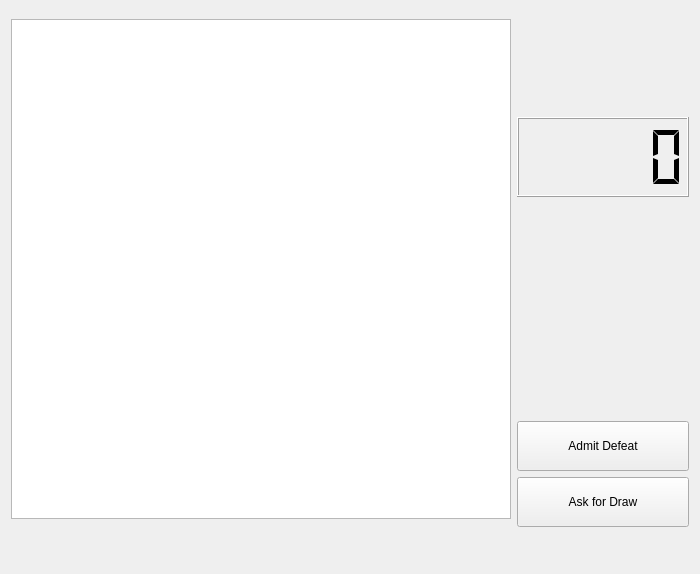
Ramph123/Chess-Game, file mainwindow.ui: the form before one commit.
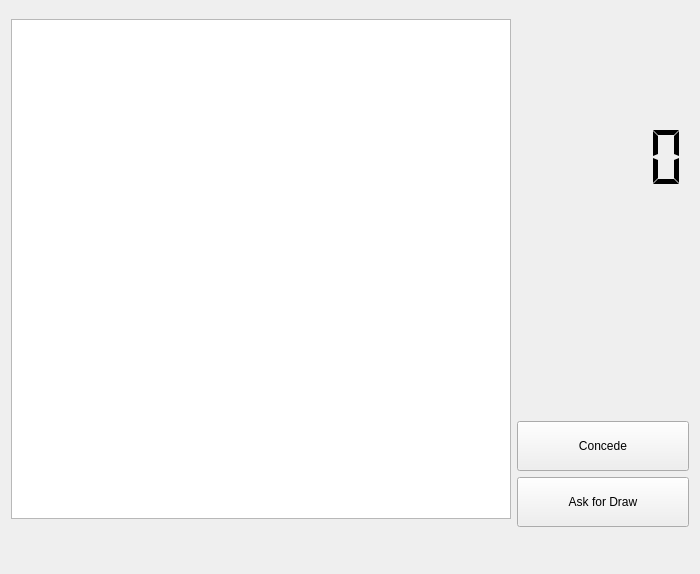
The form after the commit.

The edit to the form file:
```diff
--- a/mainwindow.ui
+++ b/mainwindow.ui
@@ -91,6 +91,15 @@
             <height>80</height>
            </size>
           </property>
+          <property name="frameShape">
+           <enum>QFrame::NoFrame</enum>
+          </property>
+          <property name="frameShadow">
+           <enum>QFrame::Plain</enum>
+          </property>
+          <property name="lineWidth">
+           <number>0</number>
+          </property>
           <property name="segmentStyle">
            <enum>QLCDNumber::Flat</enum>
           </property>
@@ -108,7 +117,7 @@
            </size>
           </property>
           <property name="text">
-           <string>Admit Defeat</string>
+           <string>Concede</string>
           </property>
          </widget>
         </item>
```
Left out of the diff: 9 changed lines with no effect on the pictures.
